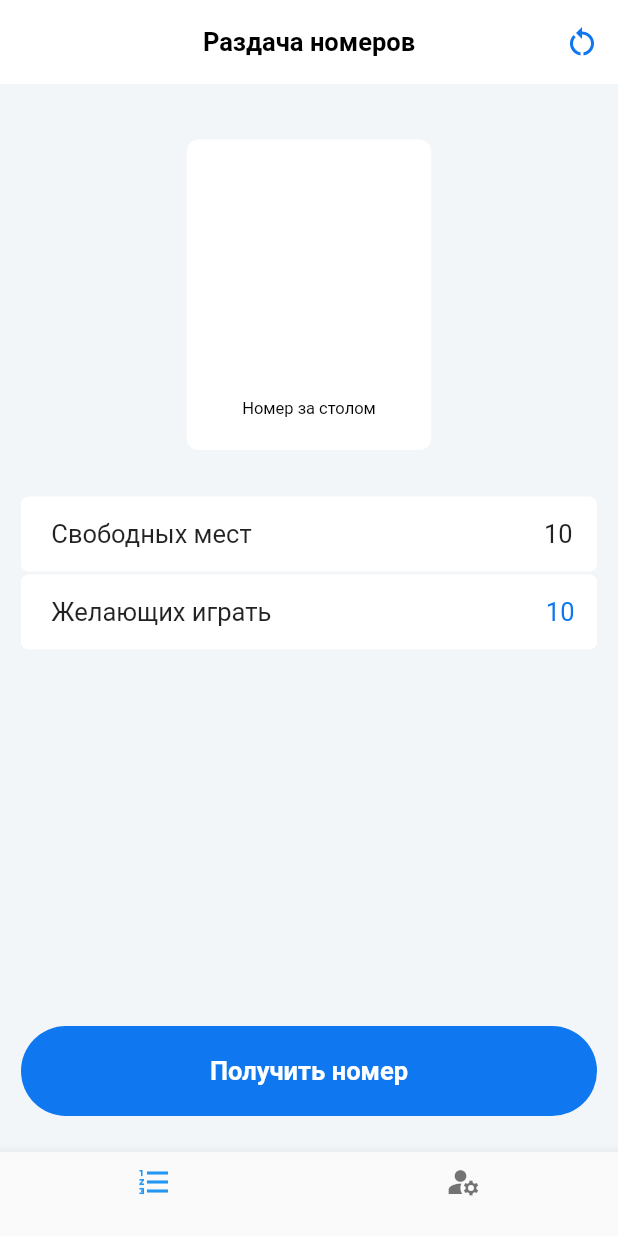
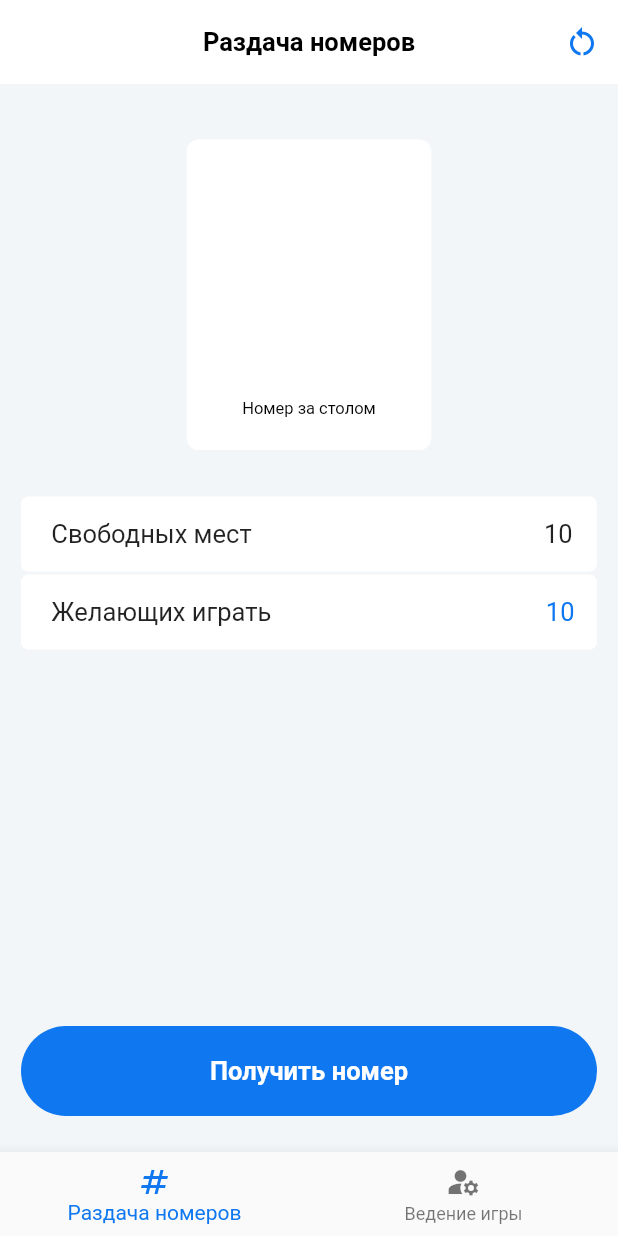
Before and after one commit to Sergey270/beta1, a Flutter app: the screen it shows after launch, on a phone screen of 412 x 824 dp. Run offline on Flutter 3.47's test engine with Material 2 defaults, Android fonts, the phone set to English and light mode, and no system bars.

Commit message:
plaeyr contater done

```diff
--- a/lib/get_numbers.dart
+++ b/lib/get_numbers.dart
@@ -219,6 +219,7 @@ class _GetNumbersState extends State<GetNumbers> {
           resizeToAvoidBottomInset: false,
           backgroundColor: const Color(0xFFF3F6F9),
           appBar: AppBar(
+
             centerTitle: true,
             backgroundColor: Colors.white,
             title: const Text(
@@ -235,7 +236,7 @@ class _GetNumbersState extends State<GetNumbers> {
                 icon: const Icon(
                   Icons.restart_alt,
                   color: Color.fromRGBO(15, 119, 240, 1),
-                ),
+                 ),
                 onPressed: () {
                   Navigator.push(
                     context,
--- a/lib/mafia.dart
+++ b/lib/mafia.dart
@@ -1,4 +1,4 @@
-import                               'package:flutter/material.dart';
+import 'package:flutter/material.dart';
 
 import 'main_screen_widget.dart';
 
@@ -10,8 +10,6 @@ class Mafia extends StatefulWidget {
 }
 
 class _MafiaState extends State<Mafia> {
-
-
   List<String> textNumber = ['👮‍♀'];
   bool hideRoles = true;
   bool space = true;
@@ -20,12 +18,10 @@ class _MafiaState extends State<Mafia> {
   int fouls = 0;
   int voting = 0;
 
-
   void color() {
-
     deletePlayer
-        ? cleanColor = Colors.grey
-        : cleanColor = const Color(0x448AFF73);
+        ? cleanColor = Colors.black
+        : cleanColor = const Color(0x80181818);
   }
 
   @override
@@ -56,7 +52,7 @@ class _MafiaState extends State<Mafia> {
                 ? IconButton(
                     icon: const Icon(
                       Icons.remove_red_eye_outlined,
-                      color: Colors.black,
+                      color: Color.fromRGBO(15, 119, 240, 1),
                     ),
                     onPressed: () {
                       setState(() {
@@ -66,8 +62,8 @@ class _MafiaState extends State<Mafia> {
                   )
                 : IconButton(
                     icon: const Icon(
-                      Icons.remove_red_eye,
-                      color: Color(0x30F77F0),
+                      Icons.remove_red_eye_rounded,
+                      color: Color.fromRGBO(15, 119, 240, 1),
                     ),
                     onPressed: () {
                       setState(() {
@@ -76,15 +72,19 @@ class _MafiaState extends State<Mafia> {
                     },
                   ),
             title: const Text(
-              'Мафия ведущий',
-              style: TextStyle(fontSize: 26, color: Colors.black),
+              'Ведение игры',
+              style: TextStyle(
+                fontSize: 17,
+                color: Colors.black,
+                fontWeight: FontWeight.w600,
+              ),
             ),
             elevation: 0,
             actions: [
               IconButton(
                 icon: const Icon(
                   Icons.restart_alt,
-                  color: Colors.black,
+                  color: Color.fromRGBO(15, 119, 240, 1),
                 ),
                 onPressed: () {
                   Navigator.push(
@@ -113,7 +113,7 @@ class _MafiaState extends State<Mafia> {
                                 ? Colors.white
                                 : Colors.transparent,
                             borderRadius:
-                                const BorderRadius.all(Radius.circular(5)),
+                                const BorderRadius.all(Radius.circular(10)),
                           ),
                           height: 52,
                           width: double.infinity,
@@ -129,16 +129,24 @@ class _MafiaState extends State<Mafia> {
                                             textNumber[0],
                                             style: TextStyle(
                                               fontSize: 22.0,
-                                              color: cleanColor,
+                                              color: deletePlayer
+                                                  ? cleanColor = Colors.black
+                                                  : cleanColor =
+                                                      const Color(0x66181818),
+                                              fontWeight: FontWeight.w700,
                                             ),
                                           )
                                         : const SizedBox(),
                                     Text(
                                       '1',
                                       style: TextStyle(
-                                        color: cleanColor,
-                                        fontSize: 20.0,
-                                        fontWeight: FontWeight.w400,
+                                        color: deletePlayer
+                                            ? cleanColor = Colors.black
+                                            : cleanColor = const Color(
+                                                0x80999999,
+                                              ),
+                                        fontSize: 17.0,
+                                        fontWeight: FontWeight.w700,
                                       ),
                                     ),
                                     TextButton(
@@ -152,14 +160,18 @@ class _MafiaState extends State<Mafia> {
                                         setState(() {
                                           space = true;
                                           deletePlayer = !deletePlayer;
-                                          color();
+                                          // color();
                                         });
                                       },
                                       child: Text(
                                         '╳',
                                         style: TextStyle(
-                                          fontSize: 24.0,
-                                          color: cleanColor,
+                                          fontSize: 17.0,
+                                          color: deletePlayer
+                                              ? cleanColor = Colors.red
+                                              : cleanColor =
+                                                  const Color(0x80999999),
+                                          fontWeight: FontWeight.w700,
                                         ),
                                       ),
                                     ),
@@ -167,8 +179,8 @@ class _MafiaState extends State<Mafia> {
                                 ),
                               ),
                               space
-                                  ? Expanded(
-                                      child: Container(),
+                                  ? const Expanded(
+                                      child: SizedBox(),
                                     )
                                   : const SizedBox(),
                               Expanded(
@@ -204,14 +216,20 @@ class _MafiaState extends State<Mafia> {
                                               child: const Text(
                                                 '-',
                                                 style: TextStyle(
-                                                  fontSize: 24.0,
+                                                  fontSize: 17.0,
                                                   color: Color.fromRGBO(
-                                                      24, 24, 24, 1),
-                                                  fontWeight: FontWeight.w400,
+                                                      15, 119, 240, 1),
+                                                  fontWeight: FontWeight.w700,
                                                 ),
                                               ),
                                             ),
-                                            Text('$fouls'),
+                                            Text(
+                                              '$fouls',
+                                              style: const TextStyle(
+                                                fontSize: 17.0,
+                                                color: Colors.black,
+                                              ),
+                                            ),
                                             TextButton(
                                               style: TextButton.styleFrom(
                                                 minimumSize: const Size(
@@ -229,10 +247,10 @@ class _MafiaState extends State<Mafia> {
                                               child: const Text(
                                                 '+',
                                                 style: TextStyle(
-                                                  fontSize: 24.0,
+                                                  fontSize: 17.0,
                                                   color: Color.fromRGBO(
-                                                      24, 24, 24, 1),
-                                                  fontWeight: FontWeight.w400,
+                                                      15, 119, 240, 1),
+                                                  fontWeight: FontWeight.w700,
                                                 ),
                                               ),
                                             ),
@@ -255,10 +273,11 @@ class _MafiaState extends State<Mafia> {
                               ),
                               deletePlayer
                                   ? Container(
-                                      width: 48,
+                                      width: 42,
                                       color: space
                                           ? Colors.transparent
-                                          : Colors.blue,
+                                          : const Color.fromRGBO(
+                                              15, 119, 240, 1),
                                       height: double.infinity,
                                       child: TextButton(
                                         style: TextButton.styleFrom(
@@ -276,16 +295,15 @@ class _MafiaState extends State<Mafia> {
                                           '👍',
                                           textAlign: TextAlign.left,
                                           style: TextStyle(
-                                            fontSize: 24.0,
+                                            fontSize: 22.0,
                                             color:
-                                                Color.fromRGBO(24, 24, 24, 1),
-                                            fontWeight: FontWeight.w400,
+                                                Color.fromRGBO(15, 119, 240, 1),
                                           ),
                                         ),
                                       ),
                                     )
                                   : const SizedBox(
-                                      width: 48,
+                                      width: 42,
                                     ),
                               space
                                   ? const SizedBox()
@@ -293,7 +311,8 @@ class _MafiaState extends State<Mafia> {
                                       child: Container(
                                         color: space
                                             ? Colors.transparent
-                                            : Colors.blue,
+                                            : const Color.fromRGBO(
+                                                15, 119, 240, 1),
                                         child: Row(
                                           children: [
                                             Row(
@@ -328,15 +347,20 @@ class _MafiaState extends State<Mafia> {
                                                   child: const Text(
                                                     '-',
                                                     style: TextStyle(
-                                                      fontSize: 24.0,
-                                                      color: Color.fromRGBO(
-                                                          24, 24, 24, 1),
+                                                      fontSize: 17.0,
+                                                      color: Colors.white,
                                                       fontWeight:
-                                                          FontWeight.w400,
+                                                          FontWeight.w700,
                                                     ),
                                                   ),
                                                 ),
-                                                Text('$voting'),
+                                                Text(
+                                                  '$voting',
+                                                  style: const TextStyle(
+                                                    fontSize: 17.0,
+                                                    color: Colors.white,
+                                                  ),
+                                                ),
                                                 TextButton(
                                                   style: TextButton.styleFrom(
                                                     minimumSize: const Size(
@@ -354,11 +378,10 @@ class _MafiaState extends State<Mafia> {
                                                   child: const Text(
                                                     '+',
                                                     style: TextStyle(
-                                                      fontSize: 24.0,
-                                                      color: Color.fromRGBO(
-                                                          24, 24, 24, 1),
+                                                      fontSize: 17.0,
+                                                      color: Colors.white,
                                                       fontWeight:
-                                                          FontWeight.w400,
+                                                          FontWeight.w700,
                                                     ),
                                                   ),
                                                 ),
--- a/lib/main_screen_widget.dart
+++ b/lib/main_screen_widget.dart
@@ -35,14 +35,17 @@ class _MainScreenWidgetState extends State<MainScreenWidget> {
           onTap: onSelectTap,
           items: const [
             BottomNavigationBarItem(
-              icon: Icon(Icons.format_list_numbered),
-              label: '',
+              icon: Icon(Icons.numbers),
+              label: 'Раздача номеров',
             ),
+
             BottomNavigationBarItem(
               icon: Icon(Icons.manage_accounts),
-              label: '',
+              label: 'Ведение игры',
             ),
           ],
+
+          selectedItemColor: const Color.fromRGBO(15, 119, 240, 1),
         ),
         body: IndexedStack(
           index: _selectIndex,
```
